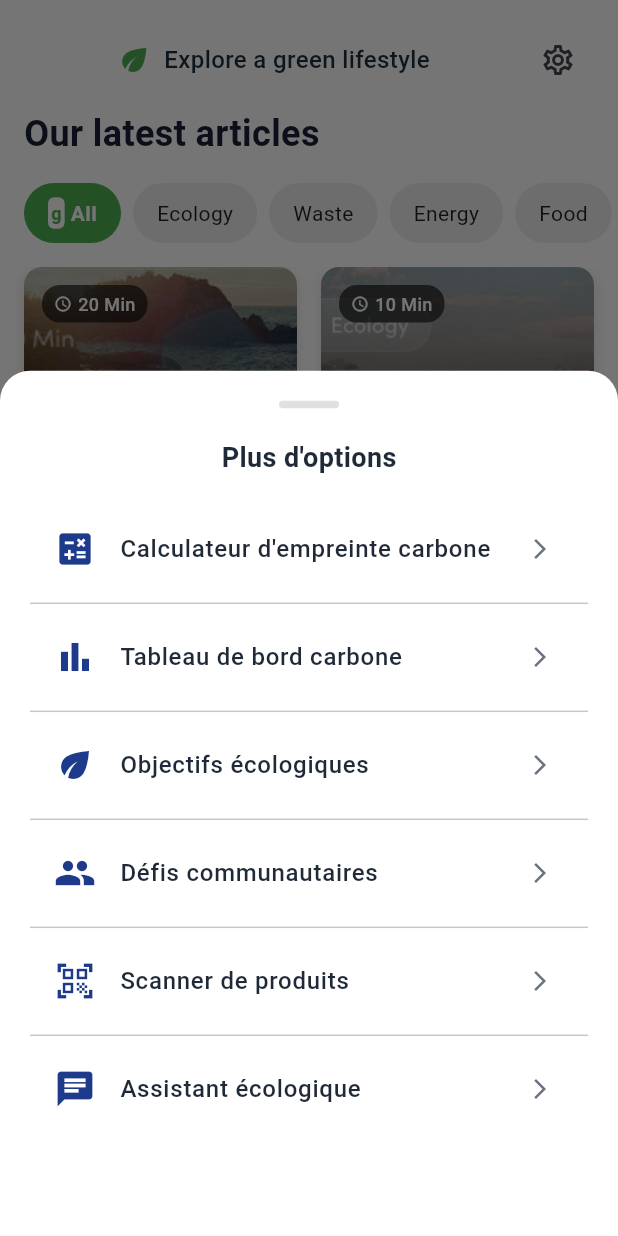
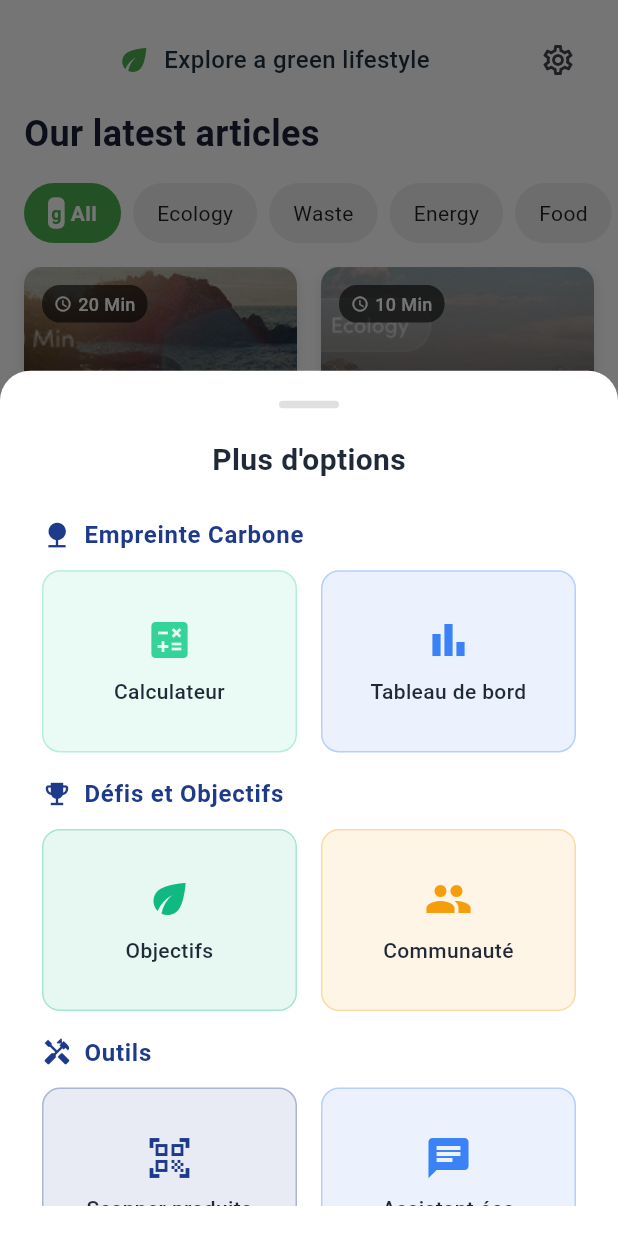
Before and after one commit to NamAngeM/greens_app, a Flutter app: the ArticleView screen opened directly, item 2 of the bottom bar chosen, after a tap on "Plus", on a phone screen of 412 x 824 dp. Run offline on Flutter 3.47's test engine with Material 3 defaults, Android fonts, the light colour scheme and no system bars; our stand-ins replace cached_network_image, camera, carousel_slider, cloud_firestore, confetti, firebase_auth and 21 more; missing offline and left inert: flutter_barcode_scanner, google_ml_kit, mobile_scanner, qr_code_scanner, tflite_flutter; accounts and stored records are empty; Roboto replaces fonts that are missing (Poppins).

Commit message:
Menu plus ameliorer avec classification

```diff
--- a/lib/widgets/menu.dart
+++ b/lib/widgets/menu.dart
@@ -175,7 +175,7 @@ class CustomMenu extends StatelessWidget {
           mainAxisAlignment: MainAxisAlignment.center,
           children: [
             Icon(
-              Icons.more_horiz,
+              Icons.apps_rounded,
               size: 24,
               color: AppColors.textLightColor,
             ),
@@ -227,64 +227,157 @@ class CustomMenu extends StatelessWidget {
             Text(
               'Plus d\'options',
               style: TextStyle(
-                fontSize: 18,
+                fontSize: 20,
                 fontWeight: FontWeight.bold,
                 color: AppColors.textColor,
               ),
             ),
-            const SizedBox(height: 20),
+            const SizedBox(height: 24),
             Expanded(
               child: SingleChildScrollView(
                 child: Column(
                   mainAxisSize: MainAxisSize.min,
                   children: [
                     // Section Empreinte Carbone
-                    _buildMoreMenuItem(
-                      context,
-                      Icons.calculate,
-                      'Calculateur d\'empreinte carbone',
-                      () => Navigator.pushNamed(context, AppRoutes.carbonCalculator),
+                    _buildSectionHeader('Empreinte Carbone', Icons.nature),
+
+                    _buildGridMenuItems(context, [
+                      MenuOption(
+                        icon: Icons.calculate,
+                        label: 'Calculateur',
+                        color: AppColors.secondaryColor,
+                        onTap: () => Navigator.pushNamed(context, AppRoutes.carbonCalculator),
                       ),
-                    const Divider(),
-                    _buildMoreMenuItem(
-                      context,
-                      Icons.bar_chart,
-                      'Tableau de bord carbone',
-                      () => Navigator.pushNamed(context, AppRoutes.carbonDashboard),
+                      MenuOption(
+                        icon: Icons.bar_chart,
+                        label: 'Tableau de bord',
+                        color: AppColors.accentColor,
+                        onTap: () => Navigator.pushNamed(context, AppRoutes.carbonDashboard),
                       ),
-                    const Divider(),
-                    // Section Objectifs et Défis
-                    _buildMoreMenuItem(
-                      context,
-                      Icons.eco,
-                      'Objectifs écologiques',
-                      () => Navigator.pushNamed(context, AppRoutes.goals),
+                    ]),
+
+                    const SizedBox(height: 16),
+
+                    // Section Défis et Communauté
+                    _buildSectionHeader('Défis et Objectifs', Icons.emoji_events),
+
+                    _buildGridMenuItems(context, [
+                      MenuOption(
+                        icon: Icons.eco,
+                        label: 'Objectifs',
+                        color: AppColors.successColor,
+                        onTap: () => Navigator.pushNamed(context, AppRoutes.goals),
                       ),
-                    const Divider(),
-                    _buildMoreMenuItem(
-                      context,
-                      Icons.people,
-                      'Défis communautaires',
-                      () => Navigator.pushNamed(context, AppRoutes.community),
+                      MenuOption(
+                        icon: Icons.people,
+                        label: 'Communauté',
+                        color: AppColors.warningColor,
+                        onTap: () => Navigator.pushNamed(context, AppRoutes.community),
                       ),
-                    const Divider(),
-                    // Section Scanner
-                    _buildMoreMenuItem(
-                      context,
-                      Icons.qr_code_scanner,
-                      'Scanner de produits',
-                      () => Navigator.pushNamed(context, AppRoutes.productScanner),
+                    ]),
+
+                    const SizedBox(height: 16),
+
+                    // Section Outils
+                    _buildSectionHeader('Outils', Icons.handyman),
+
+                    _buildGridMenuItems(context, [
+                      MenuOption(
+                        icon: Icons.qr_code_scanner,
+                        label: 'Scanner produits',
+                        color: AppColors.primaryColor,
+                        onTap: () => Navigator.pushNamed(context, AppRoutes.productScanner),
                       ),
-                    const Divider(),
-                    _buildMoreMenuItem(
-                      context,
-                      Icons.chat,
-                      'Assistant écologique',
-                      () => Navigator.pushNamed(context, AppRoutes.ecoChatbot),
+                      MenuOption(
+                        icon: Icons.chat,
+                        label: 'Assistant éco',
+                        color: AppColors.infoColor,
+                        onTap: () => Navigator.pushNamed(context, AppRoutes.ecoChatbot),
                       ),
+                    ]),
+
                     const SizedBox(height: 20),
                   ],
                 ),
+              ),
+            ),
+          ],
+        ),
+      ),
+    );
+  }
+
+  Widget _buildSectionHeader(String title, IconData icon) {
+    return Padding(
+      padding: const EdgeInsets.only(left: 8, bottom: 12),
+      child: Row(
+        children: [
+          Icon(
+            icon,
+            size: 20,
+            color: AppColors.primaryColor,
+          ),
+          const SizedBox(width: 8),
+          Text(
+            title,
+            style: TextStyle(
+              fontSize: 16,
+              fontWeight: FontWeight.bold,
+              color: AppColors.primaryColor,
+              letterSpacing: 0.5,
+            ),
+          ),
+        ],
+      ),
+    );
+  }
+
+  Widget _buildGridMenuItems(BuildContext context, List<MenuOption> options) {
+    return GridView.count(
+      crossAxisCount: 2,
+      shrinkWrap: true,
+      physics: const NeverScrollableScrollPhysics(),
+      childAspectRatio: 1.4,
+      mainAxisSpacing: 16,
+      crossAxisSpacing: 16,
+      padding: const EdgeInsets.symmetric(horizontal: 8),
+      children: options.map((option) => _buildGridMenuItem(context, option)).toList(),
+    );
+  }
+
+  Widget _buildGridMenuItem(BuildContext context, MenuOption option) {
+    return InkWell(
+      onTap: () {
+        Navigator.pop(context); // Fermer le menu
+        option.onTap();
+      },
+      borderRadius: BorderRadius.circular(12),
+      child: Container(
+        padding: const EdgeInsets.all(12),
+        decoration: BoxDecoration(
+          color: option.color.withOpacity(0.1),
+          borderRadius: BorderRadius.circular(12),
+          border: Border.all(
+            color: option.color.withOpacity(0.3),
+            width: 1,
+          ),
+        ),
+        child: Column(
+          mainAxisAlignment: MainAxisAlignment.center,
+          children: [
+            Icon(
+              option.icon,
+              color: option.color,
+              size: 32,
+            ),
+            const SizedBox(height: 8),
+            Text(
+              option.label,
+              textAlign: TextAlign.center,
+              style: TextStyle(
+                fontSize: 14,
+                fontWeight: FontWeight.w500,
+                color: AppColors.textColor,
               ),
             ),
           ],
@@ -325,3 +418,18 @@ class CustomMenu extends StatelessWidget {
     );
   }
 }
+
+/// Classe pour les options du menu en grille
+class MenuOption {
+  final IconData icon;
+  final String label;
+  final Color color;
+  final VoidCallback onTap;
+
+  MenuOption({
+    required this.icon,
+    required this.label,
+    required this.color,
+    required this.onTap,
+  });
+}
```
Lines whose indentation alone changed are shown as unchanged.
